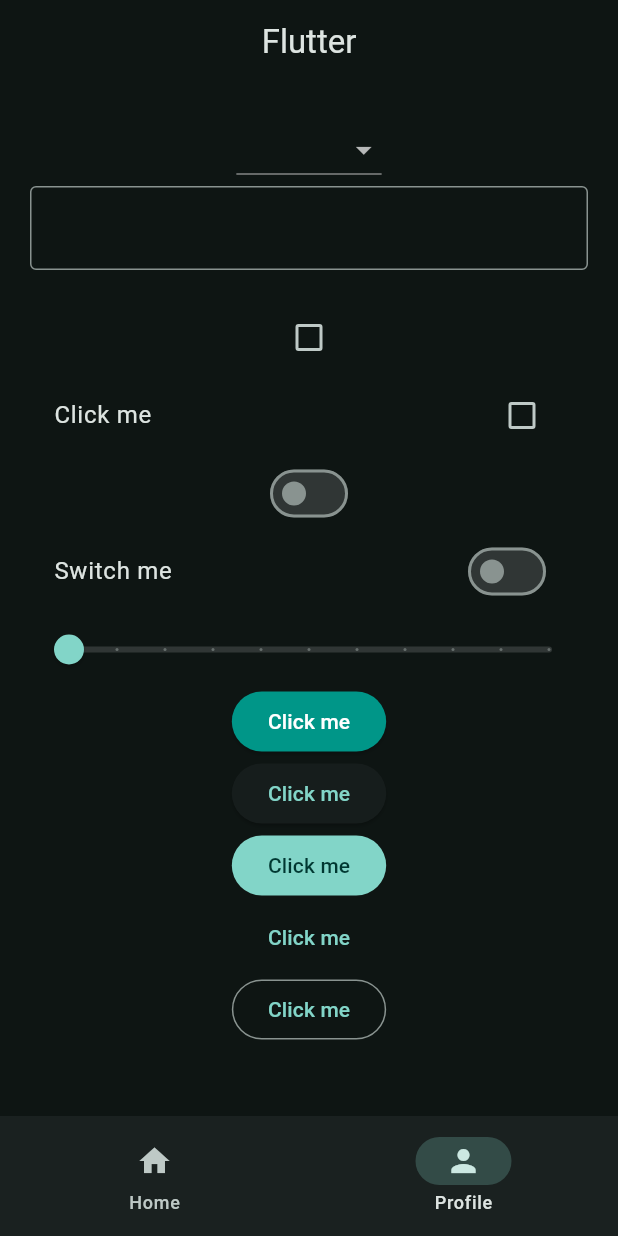
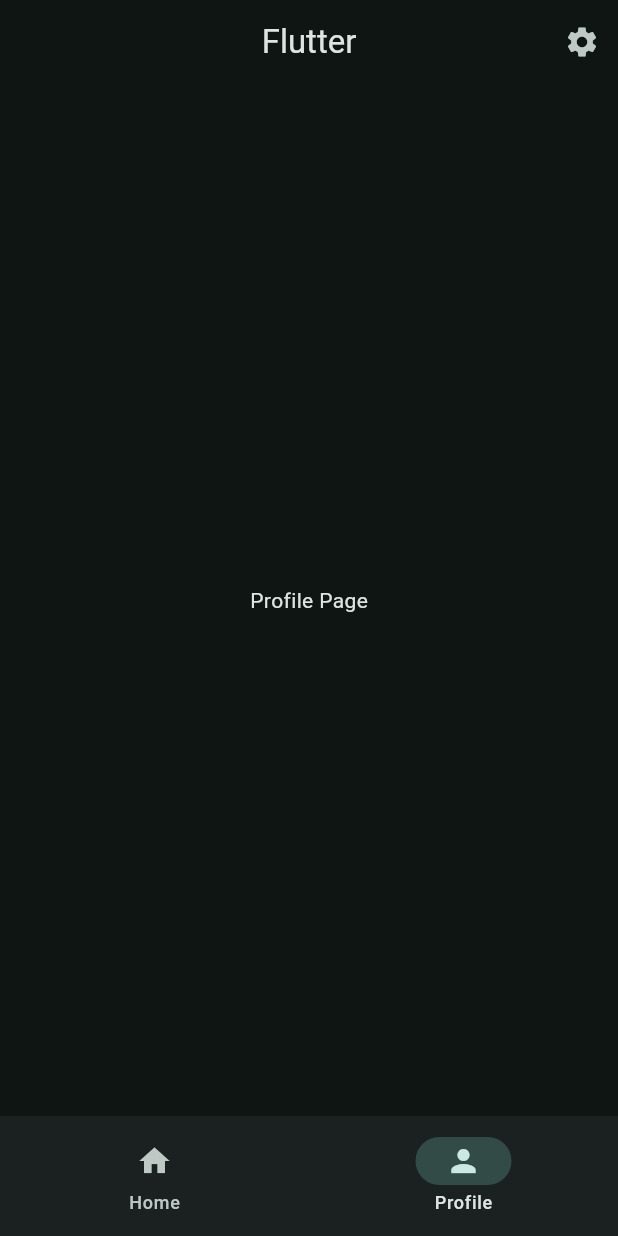
Before and after one commit to pulpetto/First-Flutter-Project, a Flutter app: the screen it shows after launch, item 2 of the bottom bar chosen, on a phone screen of 412 x 824 dp. Run offline on Flutter 3.47's test engine with Material 3 defaults, Android fonts, the phone set to English and light mode, and no system bars.

Commit message:
implement simpe navigation

```diff
--- a/lib/views/pages/profile_page.dart
+++ b/lib/views/pages/profile_page.dart
@@ -1,106 +1,10 @@
 import 'package:flutter/material.dart';
 
-class ProfilePage extends StatefulWidget {
+class ProfilePage extends StatelessWidget {
   const ProfilePage({super.key});
 
   @override
-  State<ProfilePage> createState() => _ProfilePageState();
-}
-
-class _ProfilePageState extends State<ProfilePage> {
-  TextEditingController controller = TextEditingController();
-  bool? isChecked = false;
-  bool isSwitched = false;
-  double sliderValue = 0.0;
-  String? menuItem;
-
-  @override
   Widget build(BuildContext context) {
-    return SingleChildScrollView(
-      child: Padding(
-        padding: const EdgeInsets.all(20.0),
-        child: Column(
-          children: [
-            DropdownButton(
-              value: menuItem,
-              items: [
-                DropdownMenuItem(value: 'e1', child: Text('Element 1')),
-                DropdownMenuItem(value: 'e2', child: Text('Element 2')),
-                DropdownMenuItem(value: 'e3', child: Text('Element 3')),
-              ],
-              onChanged: (String? value) {
-                setState(() {
-                  menuItem = value;
-                });
-              },
-            ),
-            TextField(
-              controller: controller,
-              decoration: InputDecoration(border: OutlineInputBorder()),
-              onEditingComplete: () {
-                setState(() {});
-              },
-            ),
-            Text(controller.text),
-            Checkbox(
-              value: isChecked,
-              onChanged: (bool? value) {
-                setState(() {
-                  isChecked = value;
-                });
-              },
-            ),
-            CheckboxListTile(
-              title: Text('Click me'),
-              value: isChecked,
-              onChanged: (bool? value) {
-                setState(() {
-                  isChecked = value;
-                });
-              },
-            ),
-            Switch(
-              value: isSwitched,
-              onChanged: (bool value) {
-                setState(() {
-                  isSwitched = value;
-                });
-              },
-            ),
-            SwitchListTile(
-              title: Text('Switch me'),
-              value: isSwitched,
-              onChanged: (bool value) {
-                setState(() {
-                  isSwitched = value;
-                });
-              },
-            ),
-            Slider(
-              max: 10,
-              divisions: 10,
-              value: sliderValue,
-              onChanged: (double value) {
-                setState(() {
-                  sliderValue = value;
-                });
-              },
-            ),
-            ElevatedButton(
-              onPressed: () {},
-              style: ElevatedButton.styleFrom(
-                backgroundColor: Colors.teal,
-                foregroundColor: Colors.white,
-              ),
-              child: Text('Click me'),
-            ),
-            ElevatedButton(onPressed: () {}, child: Text('Click me')),
-            FilledButton(onPressed: () {}, child: Text('Click me')),
-            TextButton(onPressed: () {}, child: Text('Click me')),
-            OutlinedButton(onPressed: () {}, child: Text('Click me')),
-          ],
-        ),
-      ),
-    );
+    return Center(child: Text('Profile Page'));
   }
 }
--- a/lib/views/widget_tree.dart
+++ b/lib/views/widget_tree.dart
@@ -1,8 +1,10 @@
 import 'package:first_project/data/notifiers.dart';
 import 'package:first_project/views/pages/home_page.dart';
-import 'package:first_project/views/pages/profile_page.dart';
+import 'package:first_project/views/pages/settings_page.dart';
 import 'package:first_project/views/widgets/navbar_widget.dart';
 import 'package:flutter/material.dart';
+
+import 'pages/profile_page.dart';
 
 List<Widget> pages = [HomePage(), ProfilePage()];
 
@@ -12,7 +14,25 @@ class WidgetTree extends StatelessWidget {
   @override
   Widget build(BuildContext context) {
     return Scaffold(
-      appBar: AppBar(title: Text('Flutter'), centerTitle: true),
+      appBar: AppBar(
+        title: Text('Flutter'),
+        centerTitle: true,
+        actions: [
+          IconButton(
+            onPressed: () {
+              Navigator.push(
+                context,
+                MaterialPageRoute(
+                  builder: (context) {
+                    return SettingsPage();
+                  },
+                ),
+              );
+            },
+            icon: Icon(Icons.settings),
+          ),
+        ],
+      ),
       body: ValueListenableBuilder(
         valueListenable: selectedPageNotifier,
         builder: (context, selectedPage, child) {
```
Also changed, not shown: lib/views/pages/settings_page.dart (added, +109 -0 lines).
